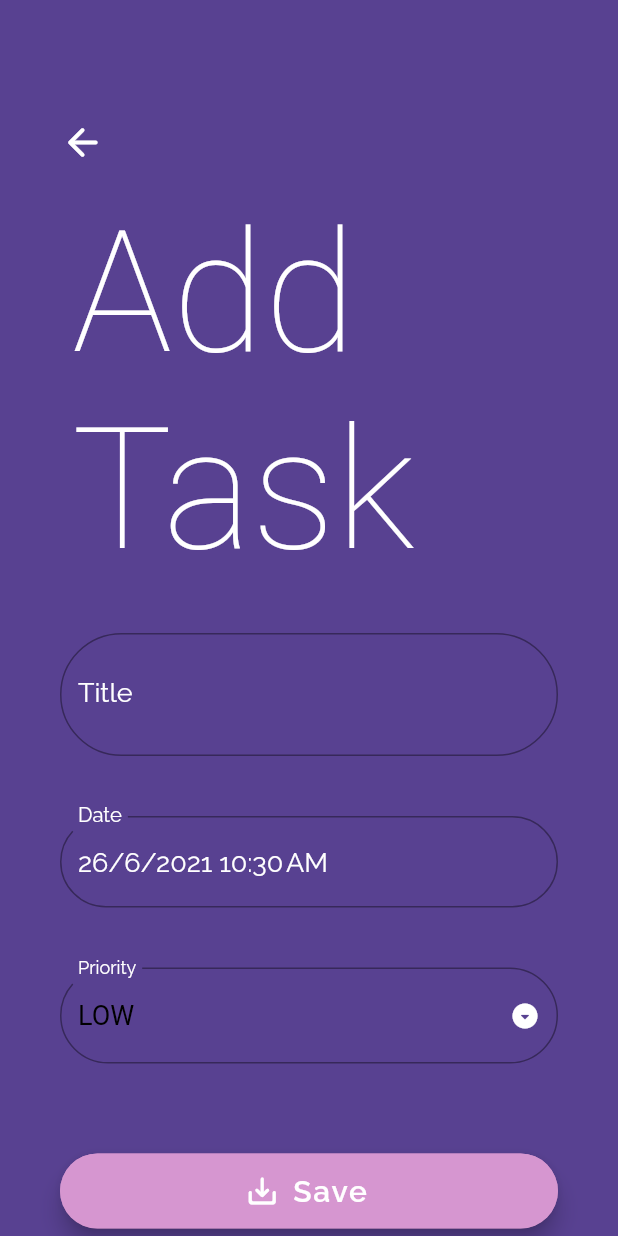
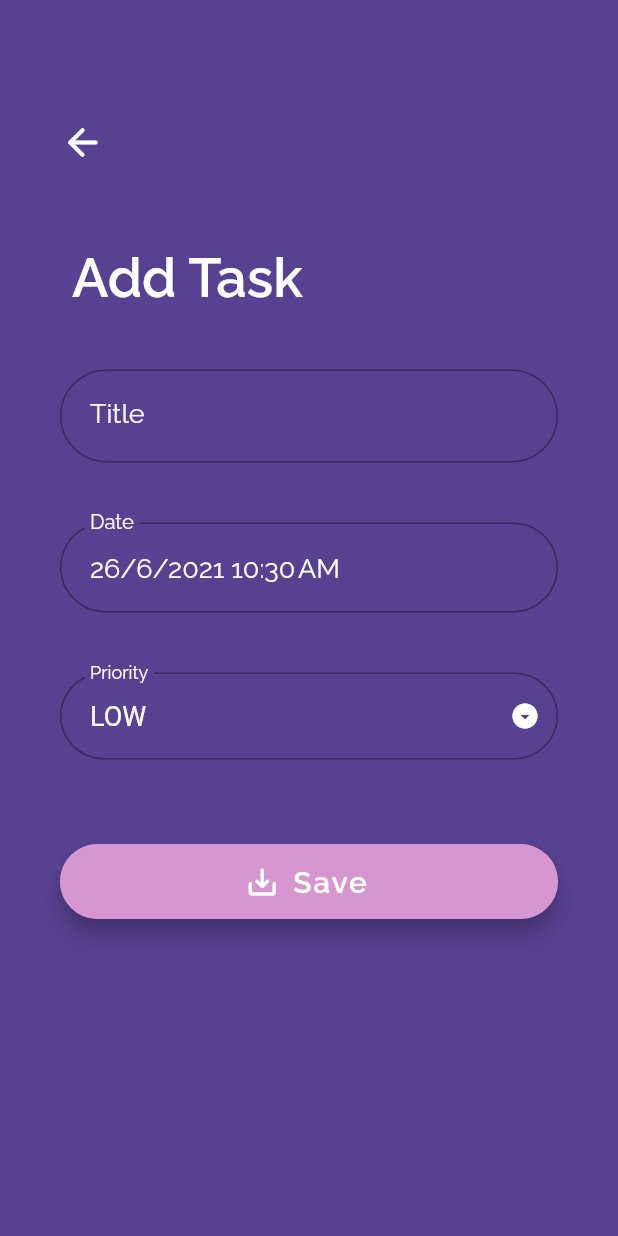
Before and after one commit to KaveenE/Orbital-SimplyMeet, a Flutter app: the AddTaskView screen opened by its route, on a phone screen of 412 x 824 dp. Run offline on Flutter 3.47's test engine with Material 2 defaults, Android fonts, the phone set to English and light mode, and no system bars; drawn by our look-alikes of flutter_form_builder; our stand-ins replace awesome_dialog, cloud_firestore, firebase_auth, firebase_core, flutter_colorpicker, flutter_local_notifications and 7 more; missing offline and left inert: navigation_history_observer; accounts and stored records are empty; project files that could hold a hidden picture were left out.

Commit message:
Add_Task page UI fixed + other minor UI changes

```diff
--- a/simply_meet/lib/core/ui/helper_widgets/formbuilder_datetimepicker_wrapper.dart
+++ b/simply_meet/lib/core/ui/helper_widgets/formbuilder_datetimepicker_wrapper.dart
@@ -11,9 +11,7 @@ class FormBuilderDateTimePickerWrapper extends StatelessWidget {
   final InputDecoration? decoration;
   final DateTime firstDate;
 
-
   const FormBuilderDateTimePickerWrapper({
-
     required this.name,
     this.wordBelowIcon = '',
     required this.initialValue,
@@ -22,10 +20,11 @@ class FormBuilderDateTimePickerWrapper extends StatelessWidget {
     required this.firstDate,
   });
 
-
   @override
   Widget build(BuildContext context) {
-    return FormBuilderDateTimePicker(
+    return Container(
+      height: 60,
+      child: FormBuilderDateTimePicker(
         name: this.name,
         format: DateFormat("d/M/y").add_jm(),
         initialValue: this.initialValue,
@@ -37,11 +36,13 @@ class FormBuilderDateTimePickerWrapper extends StatelessWidget {
               Duration(days: 365),
             ),
         style: textStyle,
-      decoration: decoration ?? InputDecoration(
+        decoration: decoration ??
+            InputDecoration(
               border: InputBorder.none,
               hintText: "Choose Date",
               hintStyle: TextStyle(height: 2),
-        contentPadding: EdgeInsets.only(left: screenWidth(context) * 0.06),
+              contentPadding:
+                  EdgeInsets.only(left: screenWidth(context) * 0.06),
               prefixIcon: Column(
                 children: [
                   Icon(
@@ -52,6 +53,7 @@ class FormBuilderDateTimePickerWrapper extends StatelessWidget {
                 ],
               ),
             ),
+      ),
     );
   }
 }
--- a/simply_meet/lib/core/ui/helper_widgets/formbuilder_dropdown_wrapper.dart
+++ b/simply_meet/lib/core/ui/helper_widgets/formbuilder_dropdown_wrapper.dart
@@ -43,6 +43,7 @@ class FormBuilderDropdownWrapper extends StatelessWidget {
   @override
   Widget build(BuildContext context) {
     return FormBuilderDropdown(
+      isDense: true,
       icon: this.icon,
       iconSize: this.iconSize,
       iconEnabledColor: this.iconEnabledColor,
@@ -50,10 +51,12 @@ class FormBuilderDropdownWrapper extends StatelessWidget {
       initialValue: name.contains("recur") ? stripPrefix() : initialValue,
       items: dropdownMenu,
       style: this.style,
-      decoration: decoration ?? InputDecoration(
-        border: InputBorder.none,
-        labelText: "Recurrence Pattern",
-      ),
+      dropdownColor: Colors.grey.shade800,
+      decoration: decoration ??
+          InputDecoration(
+            border: InputBorder.none,
+            labelText: "Recurrence Pattern",
+          ),
       hint: Text(hintText),
     );
   }
--- a/simply_meet/lib/core/ui/helper_widgets/formbuilder_textfield_wrapper.dart
+++ b/simply_meet/lib/core/ui/helper_widgets/formbuilder_textfield_wrapper.dart
@@ -32,7 +32,11 @@ class FormBuilderTextFieldWrapper extends StatelessWidget {
       initialValue: this.initialValue,
       keyboardType: this.keyboardType,
       textInputAction: this.textInputAction ?? TextInputAction.next,
-      validator: isShortField ? FormBuilderValidators.required(context,errorText:'${name[0].toUpperCase()+name.substring(1,name.length)} must be non-empty' ) : null,
+      validator: isShortField
+          ? FormBuilderValidators.required(context,
+              errorText:
+                  '${name[0].toUpperCase() + name.substring(1, name.length)} must be non-empty')
+          : null,
       style: textStyle,
       decoration: this.decoration ??
           InputDecoration(
--- a/simply_meet/lib/core/ui/views/add_tasks_view.dart
+++ b/simply_meet/lib/core/ui/views/add_tasks_view.dart
@@ -30,12 +30,13 @@ class _AddTaskViewState extends State<AddTaskView> {
     return ChangeNotifierProvider(
       create: (_) => AddTasksViewModel(formKey: _formKey),
       child: Scaffold(
-
         body: GestureDetector(
           onTap: () => FocusScope.of(context).unfocus(),
           child: SingleChildScrollView(
             child: Container(
               padding: EdgeInsets.symmetric(horizontal: 40, vertical: 80),
+              child: Container(
+                height: MediaQuery.of(context).size.height,
                 child: Column(
                   crossAxisAlignment: CrossAxisAlignment.start,
                   children: <Widget>[
@@ -47,18 +48,18 @@ class _AddTaskViewState extends State<AddTaskView> {
                         color: Colors.white,
                       ),
                     ),
-                  SizedBox(height: 20),
+                    Spacer(),
                     Padding(
-                    padding: EdgeInsets.only(left: 8.0),
+                      padding: EdgeInsets.only(left: 8.0, bottom: 20.0),
                       child: Text(
                         "Add Task",
                         style: Theme.of(context)
                             .textTheme
-                          .headline1!
-                          .copyWith(color: Colors.white),
+                            .headline2!
+                            .copyWith(fontSize: 36),
                       ),
                     ),
-                  SizedBox(height: 10),
+                    // Spacer(),
                     Consumer<AddTasksViewModel>(
                       builder: (_, myModel, __) {
                         final currTime = myModel.currTime;
@@ -78,6 +79,8 @@ class _AddTaskViewState extends State<AddTaskView> {
                                   decoration: InputDecoration(
                                     labelText: "Title",
                                     labelStyle: TextStyle(color: Colors.white),
+                                    contentPadding: EdgeInsets.symmetric(
+                                        vertical: 10, horizontal: 20),
                                     border: OutlineInputBorder(
                                       borderRadius: BorderRadius.circular(50),
                                     ),
@@ -100,6 +103,7 @@ class _AddTaskViewState extends State<AddTaskView> {
                                     border: OutlineInputBorder(
                                       borderRadius: BorderRadius.circular(50),
                                     ),
+                                    contentPadding: EdgeInsets.all(20),
                                   ),
                                 ),
                               ),
@@ -116,16 +120,20 @@ class _AddTaskViewState extends State<AddTaskView> {
                                     border: OutlineInputBorder(
                                       borderRadius: BorderRadius.circular(50),
                                     ),
+                                    contentPadding: EdgeInsets.symmetric(
+                                        vertical: 17, horizontal: 20),
                                   ),
                                   style: TextStyle(
                                       fontSize: 18, color: Colors.black),
-                                icon:
-                                    Icon(Icons.arrow_drop_down_circle_rounded),
+                                  icon: Icon(
+                                      Icons.arrow_drop_down_circle_rounded),
                                   iconSize: 20,
                                   iconEnabledColor: Colors.white,
                                 ),
                               ),
-                            SizedBox(height: 20),
+                              SizedBox(
+                                  height: MediaQuery.of(context).size.height *
+                                      0.02),
                               Container(
                                 margin: EdgeInsets.symmetric(vertical: 20),
                                 height: 50,
@@ -137,17 +145,20 @@ class _AddTaskViewState extends State<AddTaskView> {
                                 child: Button(
                                   busy: myModel.busy,
                                   addTaskAction: task == null
-                                    ? () async => await myModel.addTask(context)
-                                    : () async =>
-                                        await myModel.updateTask(context, task),
+                                      ? () async =>
+                                          await myModel.addTask(context)
+                                      : () async => await myModel.updateTask(
+                                          context, task),
                                 ),
-                            )
+                              ),
                             ],
                           ),
                         );
                       },
                     ),
+                    Spacer(flex: 5),
                   ],
+                ),
               ),
             ),
           ),
--- a/simply_meet/lib/core/ui/views/drawer_view.dart
+++ b/simply_meet/lib/core/ui/views/drawer_view.dart
@@ -26,9 +26,7 @@ class DrawerView extends StatelessWidget {
                 ),
               ),
             ),
-            SizedBox(
-              height: 17,
-            ),
+            SizedBox(height: MediaQuery.of(context).size.height * 0.025),
             DrawerItem(
               icon: drawerViewModel.iconBasedOnMode,
               heading: drawerViewModel.headingBasedOnMode,
@@ -37,7 +35,10 @@ class DrawerView extends StatelessWidget {
               context: context,
             ),
             DrawerItem(
-              icon: Icon(Icons.exit_to_app_rounded,color: theme(context).primaryColor,),
+              icon: Icon(
+                Icons.exit_to_app_rounded,
+                color: theme(context).primaryColor,
+              ),
               heading: "Log out",
               tapHandler: () => drawerViewModel.logOut(context),
               context: context,
--- a/simply_meet/lib/core/ui/views/todo_view.dart
+++ b/simply_meet/lib/core/ui/views/todo_view.dart
@@ -27,7 +27,7 @@ class ToDoView extends StatelessWidget {
         ),
       ),
       body: Column(
-        children: [
+        children: <Widget>[
           Padding(
             padding: const EdgeInsets.only(left: 30, top: 30),
             child: Column(
@@ -43,7 +43,7 @@ class ToDoView extends StatelessWidget {
                         .copyWith(color: Colors.black, fontSize: 35),
                   ),
                 ),
-                SizedBox(height: 10),
+                SizedBox(height: MediaQuery.of(context).size.height * 0.02),
                 Text(
                   "${ToDoViewModel.completedTasks(taskList)} of ${taskList.length}",
                   style: theme(context).textTheme.subtitle1!.copyWith(
@@ -52,6 +52,7 @@ class ToDoView extends StatelessWidget {
                         fontWeight: FontWeight.w600,
                       ),
                 ),
+                SizedBox(height: MediaQuery.of(context).size.height * 0.005),
               ],
             ),
           ),
--- a/simply_meet/lib/core/view_models/add_tasks_viewmodel.dart
+++ b/simply_meet/lib/core/view_models/add_tasks_viewmodel.dart
@@ -24,7 +24,12 @@ class AddTasksViewModel extends LoadableModel {
       .map(
         (priority) => DropdownMenuItem(
           value: priority,
-          child: Text(priority),
+          child: Text(
+            priority,
+            style: TextStyle(
+              color: Colors.white,
+            ),
+          ),
         ),
       )
       .toList();
--- a/simply_meet/lib/core/view_models/todo_viewmodel.dart
+++ b/simply_meet/lib/core/view_models/todo_viewmodel.dart
@@ -14,6 +14,7 @@ import 'package:simply_meet/shared/view_models/loadable_model.dart';
 class ToDoViewModel extends LoadableModel {
   final _dialogManager = DialogManager.singleton;
   final _localNotif = LocalNotification.singleton;
+  final DateFormat _dateFormatter = DateFormat('MMM dd, yyyy - hh:mm a');
   DateTime get currTime => DateTime.now();
 
   Widget buildTask(Task someTask, BuildContext context) {
@@ -28,7 +29,7 @@ class ToDoViewModel extends LoadableModel {
                   fontSize: 18, decoration: _finishTaskDecoration(someTask)),
             ),
             subtitle: Text(
-              '${DateFormat("d/M/y").add_jm().format(someTask.date)} • ${someTask.priority}',
+              '${_dateFormatter.format(someTask.date)} • ${someTask.priority}',
               style: TextStyle(
                   fontSize: 15, decoration: _finishTaskDecoration(someTask)),
             ),
```
Lines whose indentation alone changed are shown as unchanged.
